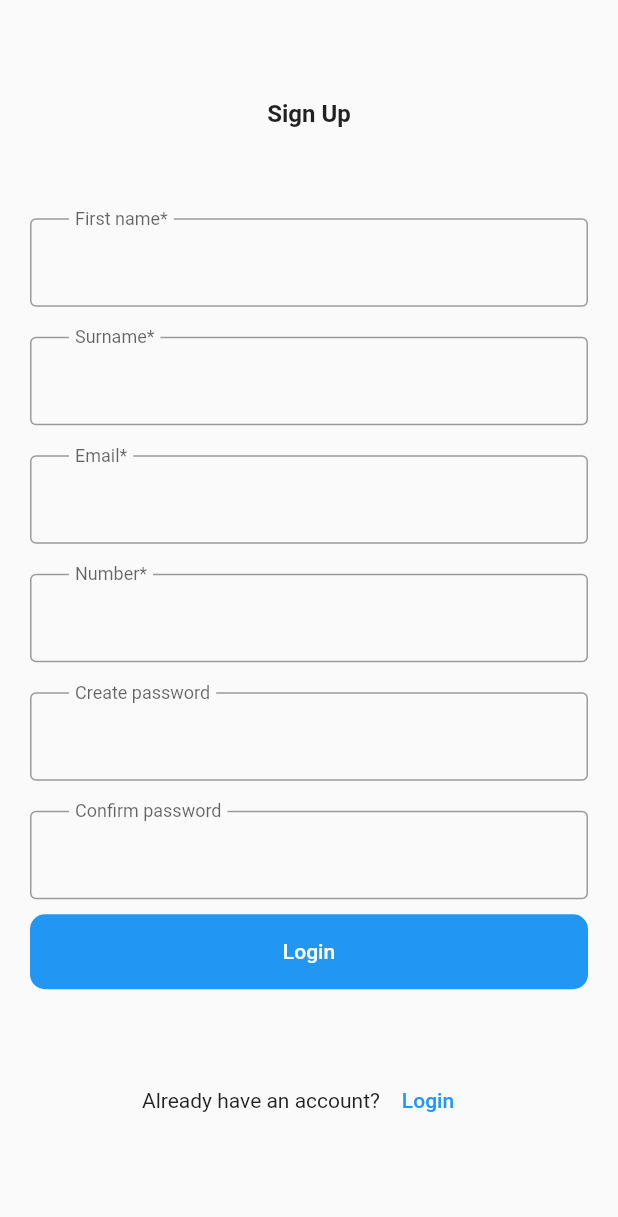
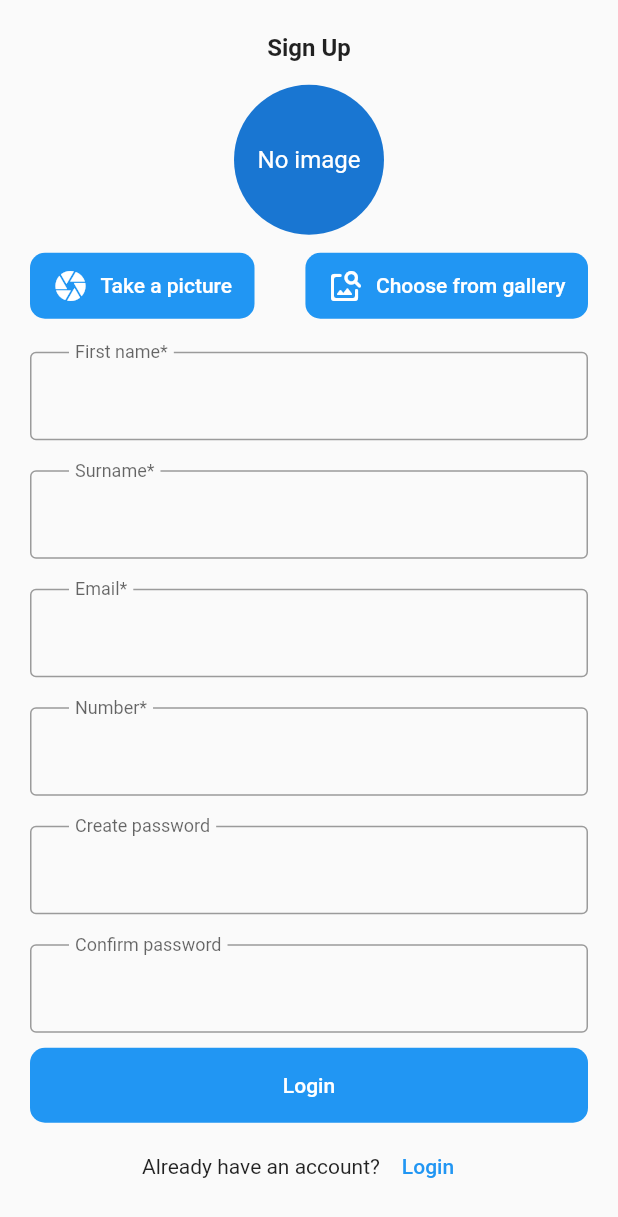
Before and after one commit to MohammedJamal21/Chat_App, a Flutter app: the screen it shows after launch, after a tap on "Login", after a tap on "Sign Up", on a phone screen of 412 x 824 dp. Shown: the top 1217 px of the screen. Run offline on Flutter 3.47's test engine with Material 2 defaults, Android fonts, the phone set to English and light mode, and no system bars; our stand-ins replace cloud_firestore, firebase_auth, firebase_core, firebase_storage, image_picker; accounts and stored records are empty.

Commit message:
User image can be stored now

```diff
--- a/lib/main.dart
+++ b/lib/main.dart
@@ -15,6 +15,12 @@ void main() async {
   await Firebase.initializeApp(
     options: DefaultFirebaseOptions.currentPlatform,
   );
+  /*FirebaseCoreWeb.registerService('auth', (app) {
+    return () async {
+      return FirebaseAuth.instance;
+    };
+  });*/
+
   runApp(const ChatApp());
 }
 
--- a/lib/screens/auth_screens/signup_screen.dart
+++ b/lib/screens/auth_screens/signup_screen.dart
@@ -37,11 +37,11 @@ class _SignupScreenState extends State<SignupScreen> {
                     ),
                   ),
                   const SizedBox(
-                    height: 50,
+                    height: 15,
                   ),
                   const SignupForm(),
                   const SizedBox(
-                    height: 50,
+                    height: 5,
                   ),
                   Row(
                     mainAxisAlignment: MainAxisAlignment.center,
--- a/lib/services/database_service.dart
+++ b/lib/services/database_service.dart
@@ -10,6 +10,7 @@ class DatabaseService {
     String phoneNumber,
     String firstName,
     String surname,
+    String imageUrl,
   ) async {
     try {
       await firebaseFirestore.collection('users').doc(userId).set(
@@ -21,6 +22,7 @@ class DatabaseService {
           'surname': surname,
           'messageIdOfOtherUsers': [],
           'userIdOfOtherUsers': [],
+          'imageUrl': imageUrl,
         },
       );
     } catch (error) {
--- a/lib/widgets/auth_forms/signup_form.dart
+++ b/lib/widgets/auth_forms/signup_form.dart
@@ -1,4 +1,8 @@
+import 'dart:io';
+
+import 'package:firebase_storage/firebase_storage.dart';
 import 'package:flutter/material.dart';
+import 'package:image_picker/image_picker.dart';
 
 import '../../services/auth_service.dart';
 import '../../services/database_service.dart';
@@ -25,6 +29,51 @@ class _SignupFormState extends State<SignupForm> {
 
   final _passwordController = TextEditingController();
 
+  File? _image;
+  final picker = ImagePicker();
+
+  Future getImageFromCamera() async {
+    final pickedFile = await picker.pickImage(
+        source: ImageSource.camera, preferredCameraDevice: CameraDevice.front);
+
+    setState(() {
+      if (pickedFile != null) {
+        _image = File(pickedFile.path);
+      } else {
+        print('No image selected.');
+      }
+    });
+  }
+
+  Future<void> getImageFromGallery() async {
+    final pickedFile = await picker.pickImage(source: ImageSource.gallery);
+
+    setState(() {
+      if (pickedFile != null) {
+        _image = File(pickedFile.path);
+      } else {
+        print('No image selected.');
+      }
+    });
+  }
+
+  Future<String> uploadImageToFirebase() async {
+    if (_image == null) {
+      return "";
+    }
+
+    // Create a reference to the image file
+    final fileName = '${DateTime.now().millisecondsSinceEpoch}.png';
+    final firebaseStorageRef = FirebaseStorage.instance.ref().child(fileName);
+
+    // Upload the image file to Firebase Storage
+    final task = await firebaseStorageRef.putFile(_image!);
+    final imageUrl = await task.ref.getDownloadURL();
+
+    // Do something with the image URL, such as storing it in Firestore
+    return imageUrl;
+  }
+
   @override
   void dispose() {
     super.dispose();
@@ -40,10 +89,17 @@ class _SignupFormState extends State<SignupForm> {
 
     if (isValid) {
       _form.currentState!.save();
+
       await authService.signUp(email, password).then(
         (userCredential) async {
+          String image = await uploadImageToFirebase();
           await databaseService.addNewUserDataToDatabase(
-              userCredential!.user!.uid, email, phoneNumber, firstName, surname);
+              userCredential!.user!.uid,
+              email,
+              phoneNumber,
+              firstName,
+              surname,
+              image);
         },
       );
     }
@@ -56,6 +112,57 @@ class _SignupFormState extends State<SignupForm> {
       child: SingleChildScrollView(
         child: Column(
           children: [
+            Column(
+              children: [
+                CircleAvatar(
+                  radius: 50,
+                  backgroundImage: _image != null ? FileImage(_image!) : null,
+                  child:
+                      _image != null ? const Text('') : const Text('No image'),
+                ),
+                Padding(
+                  padding: const EdgeInsets.fromLTRB(0, 10, 0, 10),
+                  child: Row(
+                    mainAxisAlignment: MainAxisAlignment.spaceBetween,
+                    children: [
+                      ElevatedButton.icon(
+                        style: ButtonStyle(
+                            shape: MaterialStatePropertyAll(
+                                RoundedRectangleBorder(
+                                    borderRadius: BorderRadius.circular(10))),
+                            elevation: const MaterialStatePropertyAll(
+                              0,
+                            ),
+                            padding: const MaterialStatePropertyAll(
+                                EdgeInsets.fromLTRB(15, 10, 15, 10))),
+                        onPressed: () async {
+                          await getImageFromCamera();
+                        },
+                        icon: const Icon(
+                          Icons.camera,
+                        ),
+                        label: const Text('Take a picture'),
+                      ),
+                      ElevatedButton.icon(
+                          style: ButtonStyle(
+                              shape: MaterialStatePropertyAll(
+                                  RoundedRectangleBorder(
+                                      borderRadius: BorderRadius.circular(10))),
+                              elevation: const MaterialStatePropertyAll(
+                                0,
+                              ),
+                              padding: const MaterialStatePropertyAll(
+                                  EdgeInsets.fromLTRB(15, 10, 15, 10))),
+                          onPressed: () async {
+                            await getImageFromGallery();
+                          },
+                          icon: const Icon(Icons.image_search_rounded),
+                          label: const Text('Choose from gallery'))
+                    ],
+                  ),
+                ),
+              ],
+            ),
             Padding(
               padding: const EdgeInsets.symmetric(
                 vertical: 10,
--- a/pubspec.yaml
+++ b/pubspec.yaml
@@ -40,6 +40,9 @@ dependencies:
   cloud_firestore: ^4.3.2
   provider: ^6.0.5
   rxdart: ^0.27.7
+  image_picker: ^0.8.7
+  firebase_storage: ^11.0.15
+  firebase_core_web: ^2.2.2
 
 
 
```
Also changed, not shown: pubspec.lock, 1 other file.
